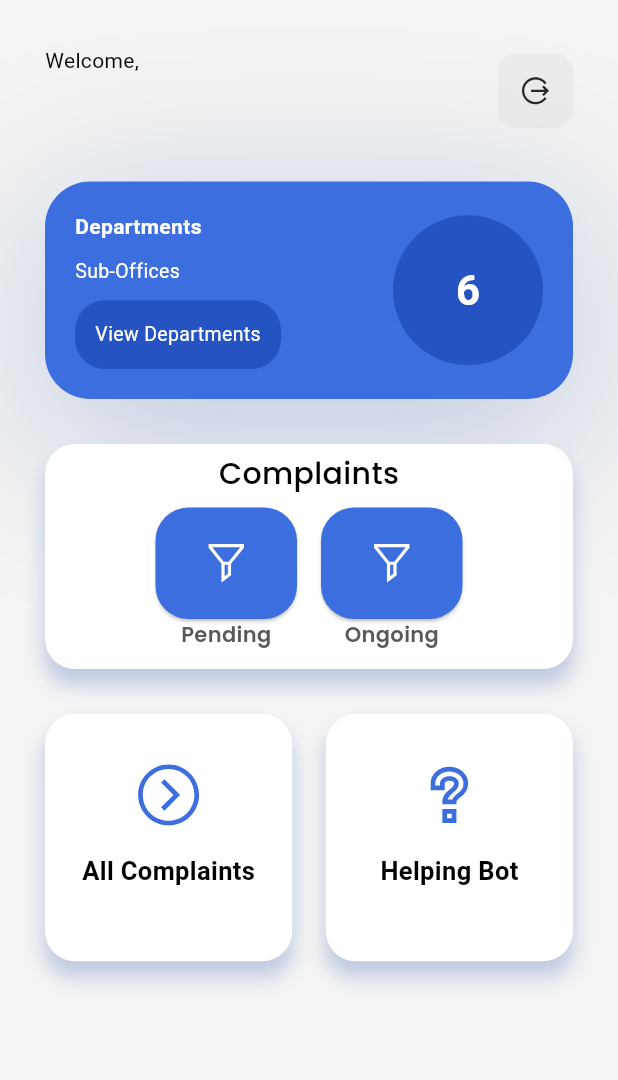
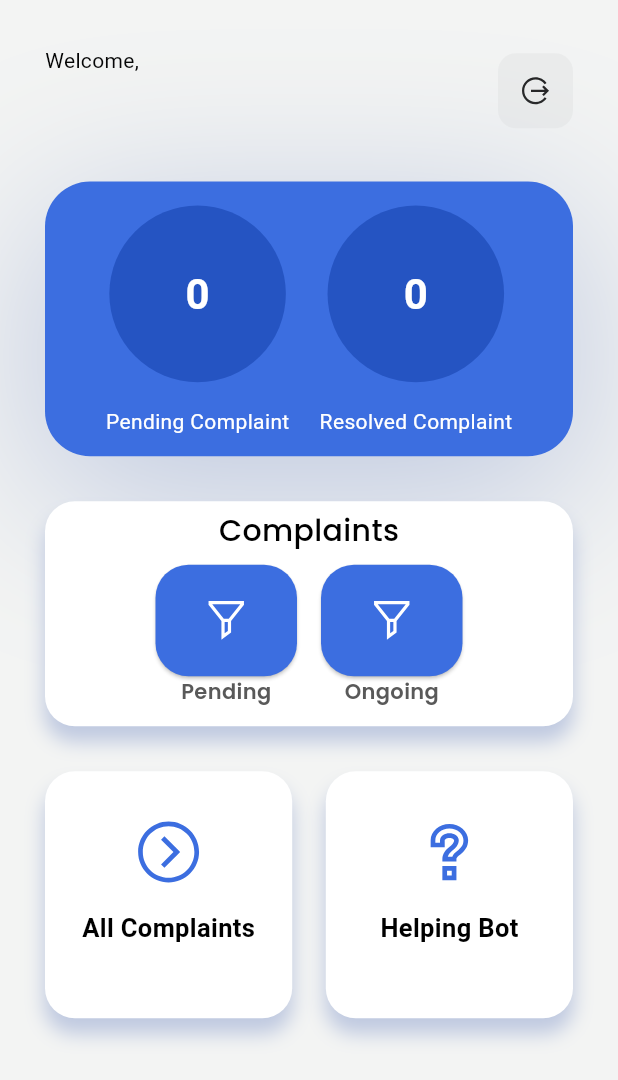
Before and after one commit to MustuBharmal/AdminApp, a Flutter app: the screen it shows once a user with an empty profile is signed in, on a phone screen of 412 x 824 dp. Shown: the top 1080 px of the screen. Run offline on Flutter 3.47's test engine with Material 3 defaults, Android fonts, the phone set to English and light mode, and no system bars; our stand-ins replace cloud_firestore, firebase_auth, firebase_core, google_fonts, line_icons; accounts and stored records are empty.

Commit message:
home screen update

```diff
--- a/lib/screens/home_screen.dart
+++ b/lib/screens/home_screen.dart
@@ -1,6 +1,7 @@
 import 'package:admin/constants/global_variables.dart';
 import 'package:admin/providers/admin_provider.dart';
 import 'package:admin/screens/all_citizen_complaints.dart';
+import 'package:cloud_firestore/cloud_firestore.dart';
 import 'package:flutter/material.dart';
 import 'package:line_icons/line_icons.dart';
 import 'package:provider/provider.dart';
@@ -102,8 +103,8 @@ class _HomeScreenState extends State<HomeScreen> {
                         height: 30,
                       ),
                       Container(
-                        width: double.infinity,
-                        height: 145,
+                        width: deviceSize.width,
+                        height: deviceSize.height / 4.5,
                         decoration: BoxDecoration(
                           boxShadow: const [
                             BoxShadow(
@@ -116,75 +117,41 @@ class _HomeScreenState extends State<HomeScreen> {
                           color: ThemeColor.primary,
                         ),
                         child: Padding(
-                          padding: const EdgeInsets.all(20),
+                          padding: const EdgeInsets.only(
+                              right: 20,left: 20),
                           child: Row(
+                            crossAxisAlignment: CrossAxisAlignment.center,
+                            mainAxisAlignment: MainAxisAlignment.center,
                             children: [
-                              Flexible(
-                                child: SizedBox(
-                                  width: (deviceSize.width),
-                                  child: Column(
-                                    crossAxisAlignment:
-                                        CrossAxisAlignment.start,
-                                    mainAxisAlignment:
-                                        MainAxisAlignment.spaceBetween,
+                              Column(
                                 children: [
-                                      const Text(
-                                        "Departments",
-                                        style: TextStyle(
-                                            fontSize: 14,
-                                            fontWeight: FontWeight.bold,
-                                            color: ThemeColor.white),
-                                      ),
-                                      const Text(
-                                        "Sub-Offices",
-                                        style: TextStyle(
-                                            fontSize: 13,
-                                            fontWeight: FontWeight.w400,
-                                            color: ThemeColor.white),
-                                      ),
-                                      GestureDetector(
-                                        onTap: () {
-                                          // Navigator.pushNamed(
-                                          //     context, Department.routeName);
-                                        },
-                                        child: Container(
-                                          width: deviceSize.width / 3,
-                                          height: deviceSize.height / 18,
-                                          decoration: BoxDecoration(
-                                              color: ThemeColor.secondary,
-                                              borderRadius:
-                                                  BorderRadius.circular(20)),
-                                          child: const Center(
-                                            child: Text(
-                                              "View Departments",
-                                              style: TextStyle(
-                                                  fontSize: 13,
-                                                  color: ThemeColor.white),
-                                            ),
-                                          ),
-                                        ),
-                                      )
-                                    ],
-                                  ),
-                                ),
-                              ),
-                              const SizedBox(
-                                width: 20,
-                              ),
                                   Container(
-                                width: 100,
-                                height: 100,
+                                    width: deviceSize.width / 3.5,
+                                    height: deviceSize.height/5.5,
                                     decoration: const BoxDecoration(
                                         shape: BoxShape.circle,
                                         color: ThemeColor.secondary),
                                     child: Center(
-                                  child: FutureBuilder(
-                                    future: getNumberOfUsers(),
+                                      child: StreamBuilder(
+                                        stream: FirebaseFirestore.instance
+                                            .collection('complaints')
+                                            .where(
+                                              'dist',
+                                              isEqualTo:
+                                                  Provider.of<AdminProvider>(
+                                                          context)
+                                                      .adminModel!
+                                                      .dist,
+                                            )
+                                            .where('status', whereIn: [
+                                          'pending',
+                                        ]).snapshots(),
                                         builder: (BuildContext context,
-                                        AsyncSnapshot snapshot) {
-                                      if (snapshot.hasData) {
+                                            AsyncSnapshot passed) {
+                                          if (passed.hasData) {
                                             return Text(
-                                          snapshot.data,
+                                              passed.data!.docs.length
+                                                  .toString(),
                                               style: const TextStyle(
                                                   fontSize: 28,
                                                   fontWeight: FontWeight.bold,
@@ -196,6 +163,60 @@ class _HomeScreenState extends State<HomeScreen> {
                                         },
                                       ),
                                     ),
+                                  ),
+                                  const Text(
+                                    'Pending Complaint',
+                                    style: TextStyle(color: Colors.white),
+                                  ),
+                                ],
+                              ),
+                              const SizedBox(width: 20,),
+                              Column(
+                                children: [
+                                  Container(
+                                    width: deviceSize.width / 3.5,
+                                    height: deviceSize.height/5.5,
+                                    decoration: const BoxDecoration(
+                                        shape: BoxShape.circle,
+                                        color: ThemeColor.secondary),
+                                    child: Center(
+                                      child: StreamBuilder(
+                                        stream: FirebaseFirestore.instance
+                                            .collection('complaints')
+                                            .where(
+                                          'dist',
+                                          isEqualTo:
+                                          Provider.of<AdminProvider>(
+                                              context)
+                                              .adminModel!
+                                              .dist,
+                                        )
+                                            .where('status', whereIn: [
+                                          'resolved',
+                                        ]).snapshots(),
+                                        builder: (BuildContext context,
+                                            AsyncSnapshot passed) {
+                                          if (passed.hasData) {
+                                            return Text(
+                                              passed.data!.docs.length
+                                                  .toString(),
+                                              style: const TextStyle(
+                                                  fontSize: 28,
+                                                  fontWeight: FontWeight.bold,
+                                                  color: ThemeColor.white),
+                                            );
+                                          } else {
+                                            return const CircularProgressIndicator();
+                                          }
+                                        },
+                                      ),
+                                    ),
+                                  ),
+                                  const Text(
+                                    'Resolved Complaint',
+                                    style: TextStyle(color: Colors.white),
+                                  ),
+                                ],
                               ),
                             ],
                           ),
@@ -220,7 +241,10 @@ class _HomeScreenState extends State<HomeScreen> {
                         child: Column(
                           mainAxisAlignment: MainAxisAlignment.center,
                           children: [
-                            Text("Complaints",style: titleStyle,),
+                            Text(
+                              "Complaints",
+                              style: titleStyle,
+                            ),
                             Row(
                               mainAxisAlignment: MainAxisAlignment.center,
                               crossAxisAlignment: CrossAxisAlignment.center,
@@ -353,7 +377,10 @@ class _HomeScreenState extends State<HomeScreen> {
               size: deviceSize.width / 12,
             ),
           ),
-          Text(status,style: normalStyle,),
+          Text(
+            status,
+            style: normalStyle,
+          ),
         ],
       ),
     );
```
Lines whose indentation alone changed are shown as unchanged.
